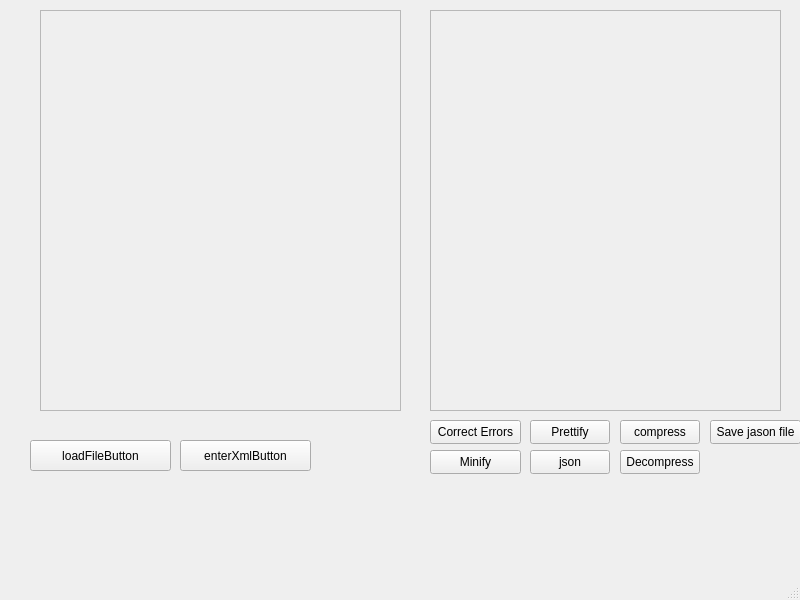
This is Level_1/mainwindow.ui in XMLParserProject/XML-Parser as Qt 5 draws it before an edit. The edited form follows.
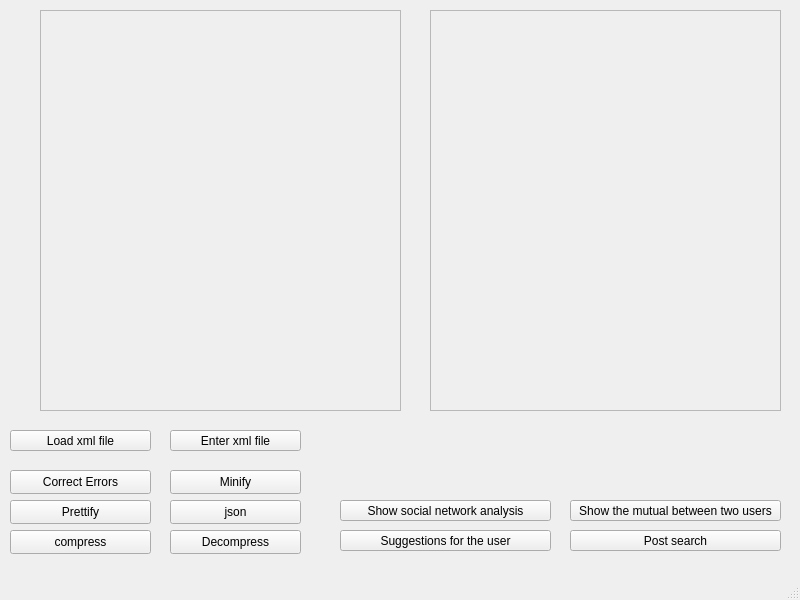
This is the edited form.

```diff
--- a/Level_1/mainwindow.ui
+++ b/Level_1/mainwindow.ui
@@ -51,35 +51,35 @@
    <widget class="QPushButton" name="loadFileButton">
     <property name="geometry">
      <rect>
-      <x>30</x>
-      <y>440</y>
+      <x>10</x>
+      <y>430</y>
       <width>141</width>
-      <height>31</height>
+      <height>21</height>
      </rect>
     </property>
     <property name="text">
-     <string>loadFileButton</string>
+     <string>Load xml file</string>
     </property>
    </widget>
    <widget class="QPushButton" name="enterXmlButton">
     <property name="geometry">
      <rect>
-      <x>180</x>
-      <y>440</y>
+      <x>170</x>
+      <y>430</y>
       <width>131</width>
-      <height>31</height>
+      <height>21</height>
      </rect>
     </property>
     <property name="text">
-     <string>enterXmlButton</string>
+     <string>Enter xml file</string>
     </property>
    </widget>
    <widget class="QPushButton" name="correctErrorsButton">
     <property name="geometry">
      <rect>
-      <x>430</x>
-      <y>420</y>
-      <width>91</width>
+      <x>10</x>
+      <y>470</y>
+      <width>141</width>
       <height>24</height>
      </rect>
     </property>
@@ -113,9 +113,9 @@
    <widget class="QPushButton" name="PrettifyingButton">
     <property name="geometry">
      <rect>
-      <x>530</x>
-      <y>420</y>
-      <width>80</width>
+      <x>10</x>
+      <y>500</y>
+      <width>141</width>
       <height>24</height>
      </rect>
     </property>
@@ -126,9 +126,9 @@
    <widget class="QPushButton" name="ConvertToJsonButton">
     <property name="geometry">
      <rect>
-      <x>530</x>
-      <y>450</y>
-      <width>80</width>
+      <x>170</x>
+      <y>500</y>
+      <width>131</width>
       <height>24</height>
      </rect>
     </property>
@@ -139,9 +139,9 @@
    <widget class="QPushButton" name="MinifyingButton">
     <property name="geometry">
      <rect>
-      <x>430</x>
-      <y>450</y>
-      <width>91</width>
+      <x>170</x>
+      <y>470</y>
+      <width>131</width>
       <height>24</height>
      </rect>
     </property>
@@ -152,9 +152,9 @@
    <widget class="QPushButton" name="compressButton">
     <property name="geometry">
      <rect>
-      <x>620</x>
-      <y>420</y>
-      <width>80</width>
+      <x>10</x>
+      <y>530</y>
+      <width>141</width>
       <height>24</height>
      </rect>
     </property>
@@ -165,9 +165,9 @@
    <widget class="QPushButton" name="DecompressButton">
     <property name="geometry">
      <rect>
-      <x>620</x>
-      <y>450</y>
-      <width>80</width>
+      <x>170</x>
+      <y>530</y>
+      <width>131</width>
       <height>24</height>
      </rect>
     </property>
@@ -178,14 +178,53 @@
    <widget class="QPushButton" name="SavejasonButton">
     <property name="geometry">
      <rect>
-      <x>710</x>
-      <y>420</y>
-      <width>91</width>
-      <height>24</height>
+      <x>340</x>
+      <y>500</y>
+      <width>211</width>
+      <height>21</height>
      </rect>
     </property>
     <property name="text">
-     <string>Save jason file</string>
+     <string>Show social network analysis</string>
+    </property>
+   </widget>
+   <widget class="QPushButton" name="mutualUsers">
+    <property name="geometry">
+     <rect>
+      <x>570</x>
+      <y>500</y>
+      <width>211</width>
+      <height>21</height>
+     </rect>
+    </property>
+    <property name="text">
+     <string>Show the mutual between two users</string>
+    </property>
+   </widget>
+   <widget class="QPushButton" name="showSuggestions">
+    <property name="geometry">
+     <rect>
+      <x>340</x>
+      <y>530</y>
+      <width>211</width>
+      <height>21</height>
+     </rect>
+    </property>
+    <property name="text">
+     <string>Suggestions for the user</string>
+    </property>
+   </widget>
+   <widget class="QPushButton" name="postSearch">
+    <property name="geometry">
+     <rect>
+      <x>570</x>
+      <y>530</y>
+      <width>211</width>
+      <height>21</height>
+     </rect>
+    </property>
+    <property name="text">
+     <string>Post search</string>
     </property>
    </widget>
   </widget>
```
Left out of the diff: 2 changed lines with no effect on the pictures.
